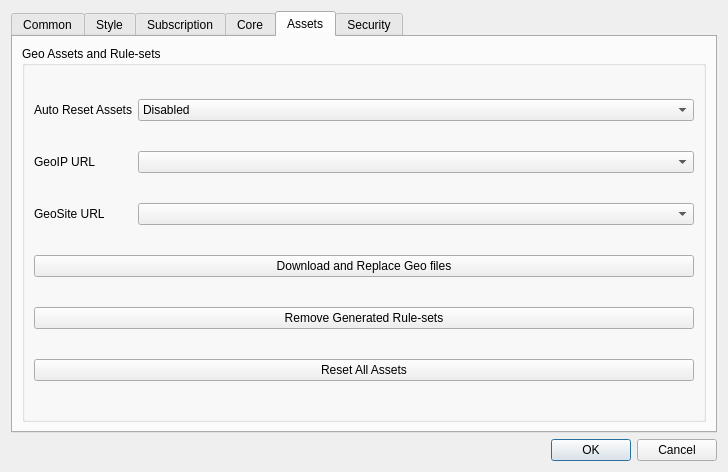
Above: include/ui/setting/dialog_basic_settings.ui from shengmo0210/Throne before the change. Below: the same form after it.
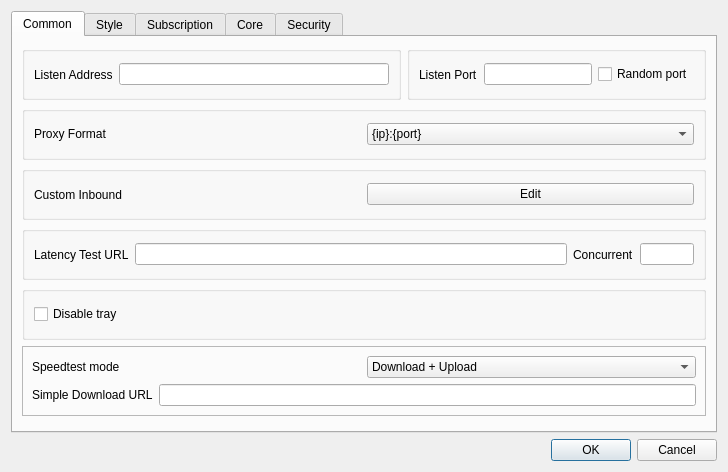
That is the form after the change. The open tabs and pages were chosen to show the change. Custom widgets are drawn as their Qt base class.

Commit message: refactor: remove geo assets

The edit to the form file:
```diff
--- a/include/ui/setting/dialog_basic_settings.ui
+++ b/include/ui/setting/dialog_basic_settings.ui
@@ -761,108 +761,6 @@
        </item>
       </layout>
      </widget>
-     <widget class="QWidget" name="tab">
-      <attribute name="title">
-       <string>Assets</string>
-      </attribute>
-      <layout class="QVBoxLayout" name="verticalLayout_7">
-       <item>
-        <widget class="QGroupBox" name="groupBox_3">
-         <property name="title">
-          <string>Geo Assets and Rule-sets</string>
-         </property>
-         <layout class="QGridLayout" name="gridLayout_9">
-          <item row="0" column="2">
-           <widget class="QComboBox" name="auto_reset">
-            <property name="sizePolicy">
-             <sizepolicy hsizetype="Expanding" vsizetype="Fixed">
-              <horstretch>0</horstretch>
-              <verstretch>0</verstretch>
-             </sizepolicy>
-            </property>
-            <item>
-             <property name="text">
-              <string>Disabled</string>
-             </property>
-            </item>
-            <item>
-             <property name="text">
-              <string>Every Day</string>
-             </property>
-            </item>
-            <item>
-             <property name="text">
-              <string>Every 3 Days</string>
-             </property>
-            </item>
-            <item>
-             <property name="text">
-              <string>Every Week</string>
-             </property>
-            </item>
-           </widget>
-          </item>
-          <item row="3" column="0" colspan="3">
-           <widget class="QPushButton" name="download_geo_btn">
-            <property name="text">
-             <string>Download and Replace Geo files</string>
-            </property>
-           </widget>
-          </item>
-          <item row="2" column="2">
-           <widget class="QComboBox" name="geosite_url"/>
-          </item>
-          <item row="0" column="0" colspan="2">
-           <widget class="QLabel" name="label_19">
-            <property name="text">
-             <string>Auto Reset Assets</string>
-            </property>
-           </widget>
-          </item>
-          <item row="1" column="2">
-           <widget class="QComboBox" name="geoip_url"/>
-          </item>
-          <item row="2" column="0">
-           <widget class="QLabel" name="geosite_url_l">
-            <property name="text">
-             <string>GeoSite URL</string>
-            </property>
-           </widget>
-          </item>
-          <item row="5" column="0" colspan="3">
-           <widget class="QPushButton" name="reset_assets">
-            <property name="toolTip">
-             <string>&lt;html&gt;&lt;head/&gt;&lt;body&gt;&lt;p&gt;Downloads and replaces the geo asstes, and removes all generated rule-sets, then restarts the proxy&lt;/p&gt;&lt;/body&gt;&lt;/html&gt;</string>
-            </property>
-            <property name="text">
-             <string>Reset All Assets</string>
-            </property>
-           </widget>
-          </item>
-          <item row="1" column="0">
-           <widget class="QLabel" name="geoip_url_l">
-            <property name="text">
-             <string>GeoIP URL</string>
-            </property>
-           </widget>
-          </item>
-          <item row="4" column="0" colspan="3">
-           <widget class="QPushButton" name="remove_srs_btn">
-            <property name="toolTip">
-             <string>&lt;html&gt;&lt;head/&gt;&lt;body&gt;&lt;p&gt;Remove the
-                                                        currently generated rule-sets so that they can be regenerated&lt;/p&gt;&lt;/body&gt;&lt;/html&gt;
-                                                    </string>
-            </property>
-            <property name="text">
-             <string>Remove Generated Rule-sets</string>
-            </property>
-           </widget>
-          </item>
-         </layout>
-        </widget>
-       </item>
-      </layout>
-     </widget>
      <widget class="QWidget" name="tab_5">
       <attribute name="title">
        <string>Security</string>
```
The commit also changes 28 other files.
